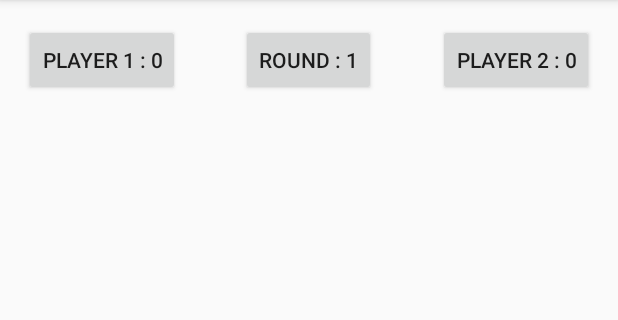
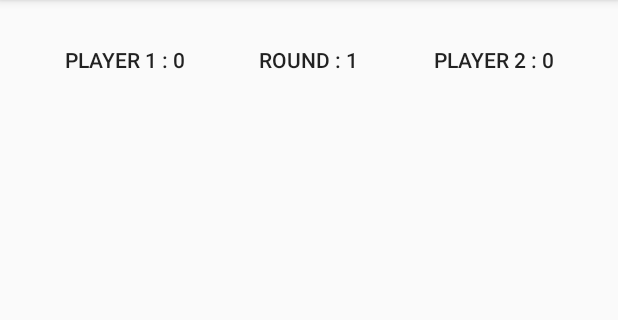
Before and after one commit to ganesh3s3/Punch, an Android app: the screen it shows after launch (MainActivity), on a phone screen of 412 x 824 dp, the part 84-404 px from its top. Run offline under Robolectric (Android 15) with nearby library versions, the phone set to English and light mode, and no system bars.

Commit message:
Changes to the negative scoring and tie dialog display. Also replacing relative layout with linear layout for the top row buttons

```diff
--- a/app/src/main/res/layout/activity_main.xml
+++ b/app/src/main/res/layout/activity_main.xml
@@ -9,16 +9,49 @@
     android:paddingTop="@dimen/activity_vertical_margin"
     tools:context="com.ecksday.punch.MainActivity">
 
+    <LinearLayout
+        android:orientation="horizontal"
+        android:layout_width="match_parent"
+        android:layout_height="wrap_content"
+        android:id="@+id/linearlayout"
+        android:layout_alignParentStart="true"
+        android:layout_alignParentEnd="true"
+        android:layout_alignParentTop="true">
+
+        <Button
+            android:layout_width="wrap_content"
+            android:layout_height="wrap_content"
+            android:id="@+id/button"
+            android:background="@android:color/transparent"
+            android:layout_weight="40" />
+
+        <Button
+            android:layout_width="wrap_content"
+            android:layout_height="wrap_content"
+            android:id="@+id/button3"
+            android:background="@android:color/transparent"
+            android:layout_weight="20" />
+
+        <Button
+            android:layout_width="wrap_content"
+            android:layout_height="wrap_content"
+            android:id="@+id/button2"
+            android:background="@android:color/transparent"
+            android:layout_weight="40" />
+
+    </LinearLayout>
+
     <ImageButton
         android:id="@+id/imageButton"
         android:layout_width="match_parent"
         android:layout_height="match_parent"
-        android:adjustViewBounds="true"
+        android:adjustViewBounds="false"
         android:scaleType="fitCenter"
-        android:layout_alignEnd="@+id/textView"
         android:layout_alignParentBottom="true"
-        android:layout_below="@+id/button"
-        android:background="@android:color/transparent"/>
+        android:background="@android:color/transparent"
+        android:layout_alignParentEnd="false"
+        android:layout_alignParentStart="false"
+        android:layout_below="@+id/linearlayout" />
 
     <TextView
         android:layout_width="fill_parent"
@@ -27,29 +60,8 @@
         android:id="@+id/textView"
         android:textAlignment="center"
         android:textSize="30sp"
-        android:layout_alignParentBottom="true"
-        android:layout_alignParentEnd="true"
-        android:layout_marginBottom="190dp" />
-
-    <Button
-        android:layout_width="wrap_content"
-        android:layout_height="wrap_content"
-        android:id="@+id/button"
-        android:layout_alignParentTop="true"
-        android:layout_alignParentStart="true" />
-
-    <Button
-        android:layout_width="wrap_content"
-        android:layout_height="wrap_content"
-        android:id="@+id/button2"
-        android:layout_alignTop="@+id/button"
-        android:layout_alignParentEnd="true" />
-
-    <Button
-        android:layout_width="wrap_content"
-        android:layout_height="wrap_content"
-        android:id="@+id/button3"
-        android:layout_above="@+id/imageButton"
-        android:layout_centerHorizontal="true" />
+        android:layout_centerVertical="true"
+        android:layout_alignParentStart="true"
+        android:visibility="visible" />
 
 </RelativeLayout>
```
Also changed, not shown: app/src/main/java/com/ecksday/punch/GameOverDialog.java (+19 -1 lines), app/src/main/java/com/ecksday/punch/MainActivity.java (+21 -15 lines), 2 other files.
